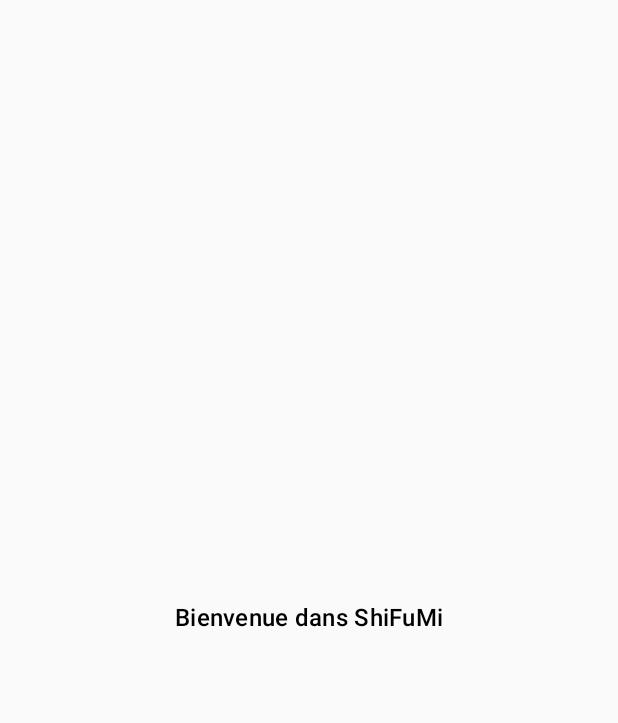
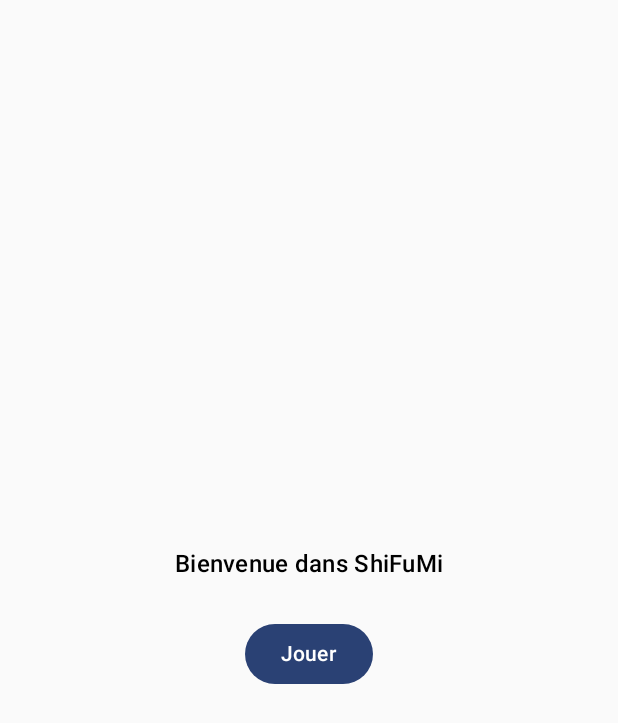
Before and after one commit to username2000w/ShiFuMi-Kotlin, an Android app built with Jetpack Compose: the screen it shows after launch (MainActivity), on a phone screen of 412 x 824 dp. Shown: the top 723 px of the screen. Run offline under Robolectric (Android 15) with nearby library versions, the phone set to English and light mode, and no system bars.

Commit message:
navigation, button jouer

```diff
--- a/app/src/main/java/iut/r4a11/shifumi/MainActivity.kt
+++ b/app/src/main/java/iut/r4a11/shifumi/MainActivity.kt
@@ -8,30 +8,19 @@ import androidx.compose.foundation.layout.Arrangement
 import androidx.compose.foundation.layout.Column
 import androidx.compose.foundation.layout.Spacer
 import androidx.compose.foundation.layout.fillMaxSize
-import androidx.compose.foundation.layout.fillMaxWidth
 import androidx.compose.foundation.layout.height
 import androidx.compose.foundation.layout.padding
-import androidx.compose.foundation.text.KeyboardOptions
 import androidx.compose.material3.Button
 import androidx.compose.material3.MaterialTheme
-import androidx.compose.material3.Scaffold
 import androidx.compose.material3.Text
-import androidx.compose.material3.TextField
 import androidx.compose.runtime.Composable
-import androidx.compose.runtime.getValue
-import androidx.compose.runtime.mutableStateOf
-import androidx.compose.runtime.remember
-import androidx.compose.runtime.setValue
 import androidx.compose.ui.Alignment
 import androidx.compose.ui.Modifier
-import androidx.compose.ui.text.input.KeyboardType
-import androidx.compose.ui.tooling.preview.Preview
 import androidx.compose.ui.unit.dp
 import androidx.navigation.NavController
 import androidx.navigation.compose.NavHost
 import androidx.navigation.compose.composable
 import androidx.navigation.compose.rememberNavController
-import androidx.navigation.navArgument
 import iut.r4a11.shifumi.ui.theme.ShiFuMiTheme
 
 class MainActivity : ComponentActivity() {
@@ -54,6 +43,9 @@ fun AppNavigation() {
         composable("home") {
             HomeScreen(navController = navController)
         }
+        composable("game") {
+            GameScreen(navController = navController)
+        }
     }
 }
 
@@ -68,5 +60,14 @@ fun HomeScreen(navController: NavController) {
     ) {
         Text(text = "Bienvenue dans ShiFuMi",
             style = MaterialTheme.typography.titleMedium)
+        Spacer(modifier = Modifier.height(24.dp))
+        Button(onClick = { navController.navigate("game") }) {
+            Text(text = "Jouer")
+        }
     }
 }
+
+@Composable
+fun GameScreen(navController: NavController) {
+    Text(text = "Joue")
+}
```
